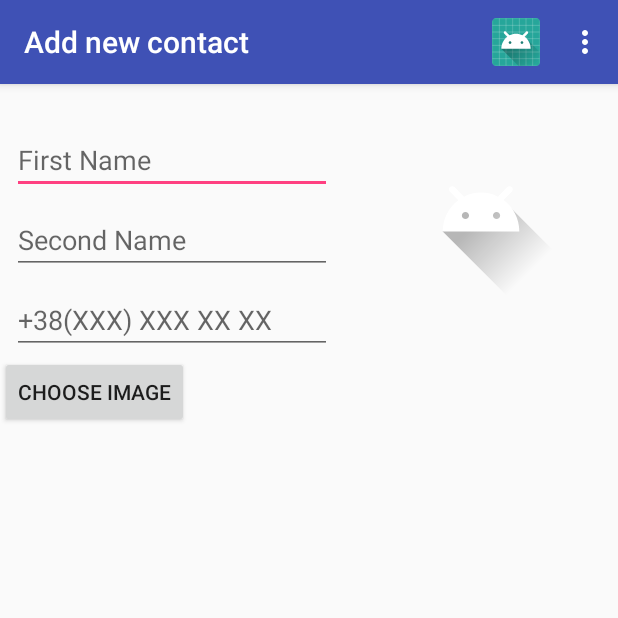
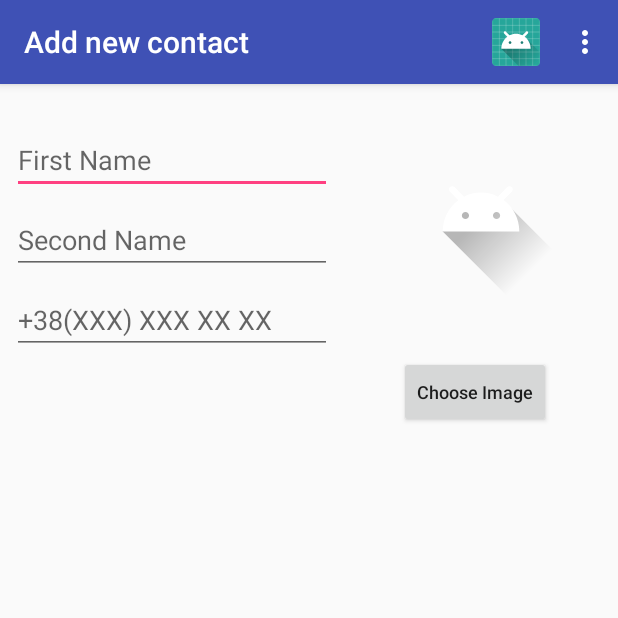
Before and after one commit to Komachka/ft_hangouts, an Android app: the EditActivity screen opened directly, with no data from a screen before it, on a phone screen of 412 x 824 dp, the top half of it. Run offline under Robolectric (Android 15) with nearby library versions, the phone set to English and light mode, and no system bars.

Commit message:
Smal fix

```diff
--- a/app/src/main/java/com/example/kstorozh/ft_hangouts/ContactsCursoreAdapter.java
+++ b/app/src/main/java/com/example/kstorozh/ft_hangouts/ContactsCursoreAdapter.java
@@ -103,7 +103,7 @@ public class ContactsCursoreAdapter extends CursorAdapter {
             viewHolder.icon.setImageResource(R.drawable.ic_launcher_foreground);
         else
         {
-            Log.d(EditActivity.class.getSimpleName(), "PAth not empty so we need to add image " + pathToIcon);
+            //Log.d(EditActivity.class.getSimpleName(), "PAth not empty so we need to add image " + pathToIcon);
             setBitmap(viewHolder.icon, pathToIcon);
 
         }
@@ -124,7 +124,7 @@ public class ContactsCursoreAdapter extends CursorAdapter {
         if (thumbnail != null)
         {
             icon.setImageBitmap(thumbnail);
-            Log.d(EditActivity.class.getSimpleName(), "thumbnail has cashe");
+            //Log.d(EditActivity.class.getSimpleName(), "thumbnail has cashe");
             return;
         }
         File file = new File(pathToIcon);
--- a/app/src/main/java/com/example/kstorozh/ft_hangouts/MainFTActivity.java
+++ b/app/src/main/java/com/example/kstorozh/ft_hangouts/MainFTActivity.java
@@ -135,7 +135,6 @@ public class MainFTActivity extends AppCompatActivity implements LoaderManager.L
                 return true;
             case R.id.action_delete_all_data:
                 int howMuchWasRemuved = getContentResolver().delete(ContactContract.ContactEntry.CONTENT_URI, null, null);
-                Toast.makeText(getApplicationContext(), "howMuchWasRemuved " + howMuchWasRemuved, Toast.LENGTH_LONG).show();
                 return true;
         }
 
--- a/app/src/main/java/com/example/kstorozh/ft_hangouts/data/ContactContract.java
+++ b/app/src/main/java/com/example/kstorozh/ft_hangouts/data/ContactContract.java
@@ -11,7 +11,7 @@ import android.provider.BaseColumns;
 public class ContactContract {
 
     public static final String SQL_CREATE_ENTRIES = "CREATE TABLE "+ ContactEntry.TABLE_NAME + "(" + ContactEntry._ID  + " INTEGER PRIMARY KEY AUTOINCREMENT, " + ContactEntry.FIRST_NAME + " TEXT NOT NULL, "
-            + ContactEntry.SECOND_NAME + " TEXT NOT NULL, " + ContactEntry.TELEPHONE_NUMBER + " INTEGER NOT NULL, " + ContactEntry.ICON_PATH + " TEXT NOT NULL);";
+            + ContactEntry.SECOND_NAME + " TEXT NOT NULL, " + ContactEntry.TELEPHONE_NUMBER + " TEXT NOT NULL, " + ContactEntry.ICON_PATH + " TEXT NOT NULL);";
 
     public static final String SQL_DELETE_ENTRIES = "DROP TABLE IF EXISTS " + ContactEntry.TABLE_NAME;
 
--- a/app/src/main/java/com/example/kstorozh/ft_hangouts/data/MyContactProvider.java
+++ b/app/src/main/java/com/example/kstorozh/ft_hangouts/data/MyContactProvider.java
@@ -10,6 +10,7 @@ import android.net.Uri;
 import android.support.annotation.NonNull;
 import android.support.annotation.Nullable;
 import android.util.Log;
+
 
 import java.util.regex.Matcher;
 import java.util.regex.Pattern;
@@ -116,7 +117,8 @@ public class MyContactProvider  extends ContentProvider {
             //throw new RuntimeException("Contact requires a Second name");
         }
         String number = contentValues.getAsString(ContactContract.ContactEntry.TELEPHONE_NUMBER);
-        Log.e(LOG_TAG, "Telefon valid = " + String.valueOf(isTelephonValid(number)));
+        Log.d(LOG_TAG, "telephone_number " + number);
+        Log.d(LOG_TAG, "Telefon valid = " + String.valueOf(isTelephonValid(number)));
         if (number == null)
             validData = false;
         if (!isTelephonValid(number))
--- a/app/src/main/res/layout/content_edit.xml
+++ b/app/src/main/res/layout/content_edit.xml
@@ -46,7 +46,7 @@
         android:layout_marginTop="8dp"
         android:ems="10"
         android:hint="+38(XXX) XXX XX XX"
-        android:inputType="phone"
+        android:inputType="number"
         app:layout_constraintStart_toStartOf="parent"
         app:layout_constraintTop_toBottomOf="@+id/edit_second_name" />
 
@@ -55,12 +55,16 @@
         android:id="@+id/button"
         android:layout_width="wrap_content"
         android:layout_height="wrap_content"
+        android:layout_marginLeft="8dp"
+        android:layout_marginStart="8dp"
         android:layout_marginTop="32dp"
         android:onClick="chooseImage"
-        android:text="Choose image"
+        android:text="Choose Image"
+        android:textAllCaps="false"
+        android:textSize="12sp"
+        app:layout_constraintStart_toStartOf="@+id/brouse_image"
         app:layout_constraintTop_toBottomOf="@+id/brouse_image"
-        tools:ignore="OnClick"
-        tools:layout_editor_absoluteX="243dp" />
+        tools:ignore="OnClick" />
 
     <ImageView
         android:id="@+id/brouse_image"
@@ -77,4 +81,5 @@
         app:layout_constraintRight_toRightOf="parent"
         app:layout_constraintStart_toEndOf="@+id/edit_second_name"
         app:layout_constraintTop_toTopOf="parent" />
+
 </android.support.constraint.ConstraintLayout>
```
Also changed, not shown: app/src/main/java/com/example/kstorozh/ft_hangouts/EditActivity.java (+11 -8 lines), app/src/main/res/layout/item.xml (+9 -12 lines).
